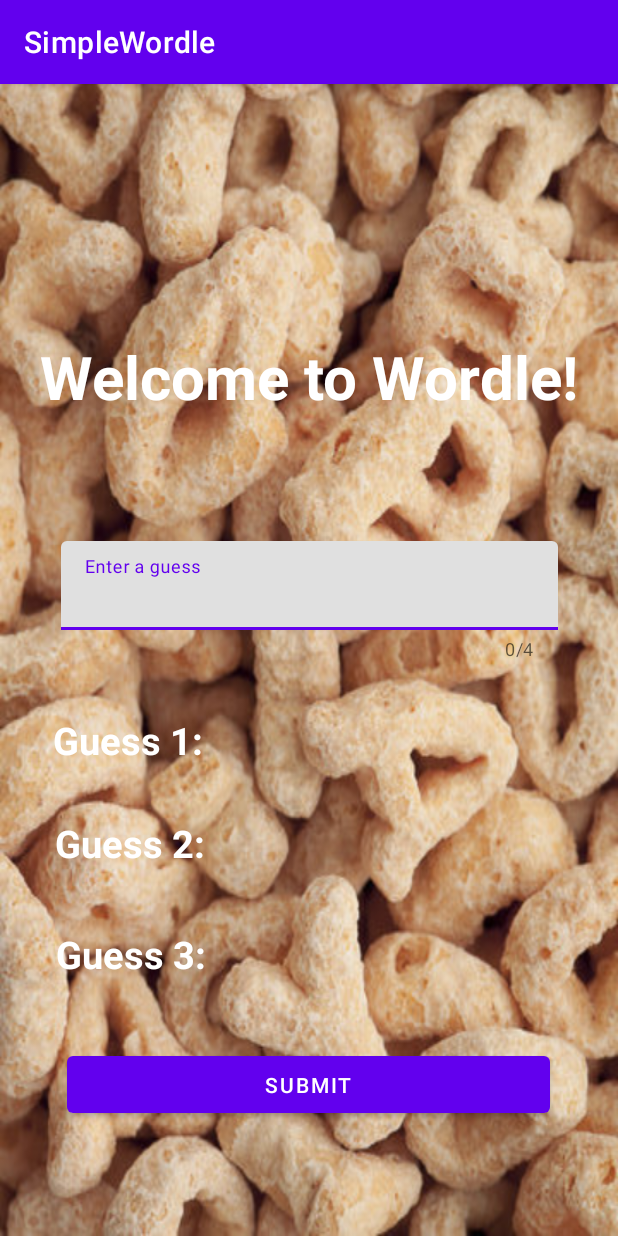
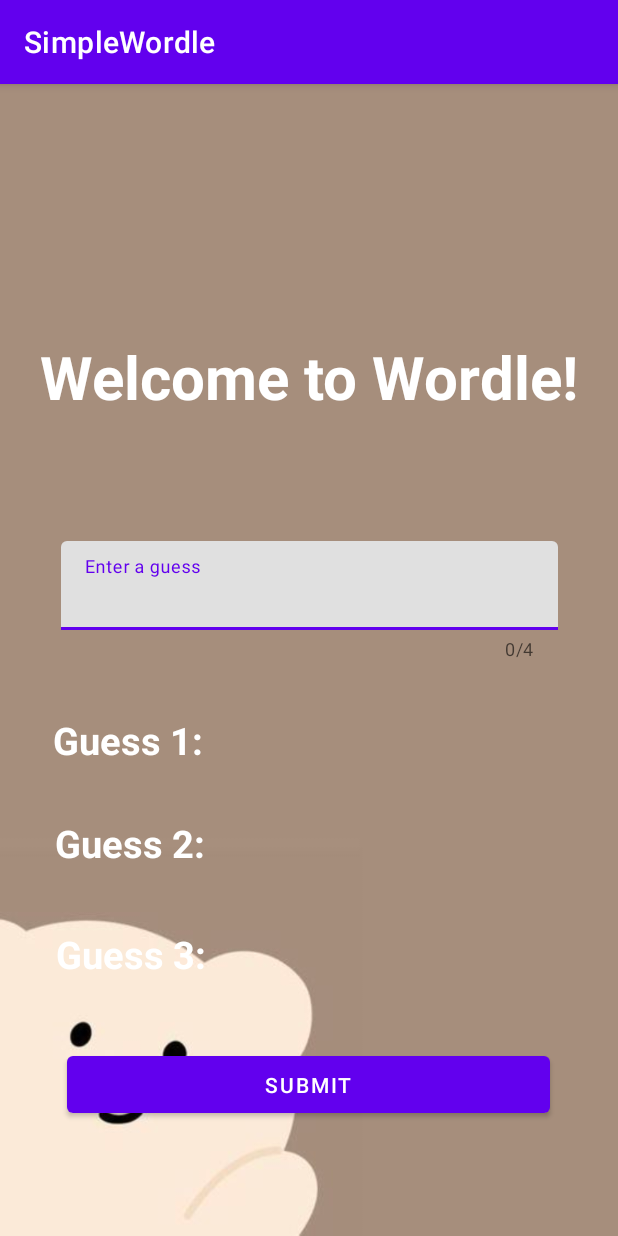
Before and after one commit to peilinchen1102/SimpleWordle, an Android app: the screen it shows after launch (MainActivity), on a phone screen of 412 x 824 dp. Run offline under Robolectric (Android 15) with nearby library versions, the phone set to English and light mode, and no system bars.

Commit message:
added coloring

```diff
--- a/app/build.gradle
+++ b/app/build.gradle
@@ -37,7 +37,9 @@ dependencies {
     implementation 'androidx.appcompat:appcompat:1.5.1'
     implementation 'com.google.android.material:material:1.6.1'
     implementation 'androidx.constraintlayout:constraintlayout:2.1.4'
+    implementation 'com.github.jinatonic.confetti:confetti:1.1.2'
     testImplementation 'junit:junit:4.13.2'
     androidTestImplementation 'androidx.test.ext:junit:1.1.3'
     androidTestImplementation 'androidx.test.espresso:espresso-core:3.4.0'
+
 }
--- a/app/src/main/res/layout/activity_main.xml
+++ b/app/src/main/res/layout/activity_main.xml
@@ -4,7 +4,7 @@
     xmlns:tools="http://schemas.android.com/tools"
     android:layout_width="match_parent"
     android:layout_height="match_parent"
-    android:background="@drawable/cereal"
+    android:background="@drawable/img_3"
     tools:context=".MainActivity">
 
 
@@ -48,12 +48,14 @@
         android:layout_width="322dp"
         android:layout_height="50dp"
         android:text="Submit"
+        android:shadowColor="@color/black"
         app:layout_constraintBottom_toBottomOf="parent"
         app:layout_constraintEnd_toEndOf="parent"
         app:layout_constraintHorizontal_bias="0.494"
         app:layout_constraintStart_toStartOf="parent"
         app:layout_constraintTop_toBottomOf="@+id/textInputLayout3"
         app:layout_constraintVertical_bias="0.755" />
+
 
 
     <TextView
@@ -66,7 +68,7 @@
         android:textStyle="bold"
         app:layout_constraintBottom_toTopOf="@+id/button"
         app:layout_constraintEnd_toEndOf="parent"
-        app:layout_constraintHorizontal_bias="0.846"
+        app:layout_constraintHorizontal_bias="0.768"
         app:layout_constraintStart_toStartOf="parent"
         app:layout_constraintTop_toBottomOf="@+id/textInputLayout3"
         app:layout_constraintVertical_bias="0.067" />
@@ -81,7 +83,7 @@
         android:textStyle="bold"
         app:layout_constraintBottom_toTopOf="@+id/button"
         app:layout_constraintEnd_toEndOf="parent"
-        app:layout_constraintHorizontal_bias="0.846"
+        app:layout_constraintHorizontal_bias="0.768"
         app:layout_constraintStart_toStartOf="parent"
         app:layout_constraintTop_toBottomOf="@+id/textInputLayout3"
         app:layout_constraintVertical_bias="0.424" />
@@ -96,7 +98,7 @@
         android:textStyle="bold"
         app:layout_constraintBottom_toTopOf="@+id/button"
         app:layout_constraintEnd_toEndOf="parent"
-        app:layout_constraintHorizontal_bias="0.846"
+        app:layout_constraintHorizontal_bias="0.768"
         app:layout_constraintStart_toStartOf="parent"
         app:layout_constraintTop_toBottomOf="@+id/textInputLayout3"
         app:layout_constraintVertical_bias="0.793" />
@@ -146,4 +148,5 @@
         app:layout_constraintTop_toBottomOf="@+id/guess2"
         app:layout_constraintVertical_bias="0.467" />
 
+
 </androidx.constraintlayout.widget.ConstraintLayout>
```
Also changed, not shown: app/src/main/java/com/example/simplewordle/MainActivity.kt (+34 -5 lines), app/src/main/res/drawable-v24/bear.png (added), app/src/main/res/drawable-v24/img_1.png (added), app/src/main/res/drawable-v24/img_2.png (added), app/src/main/res/drawable-v24/img_3.png (added).
